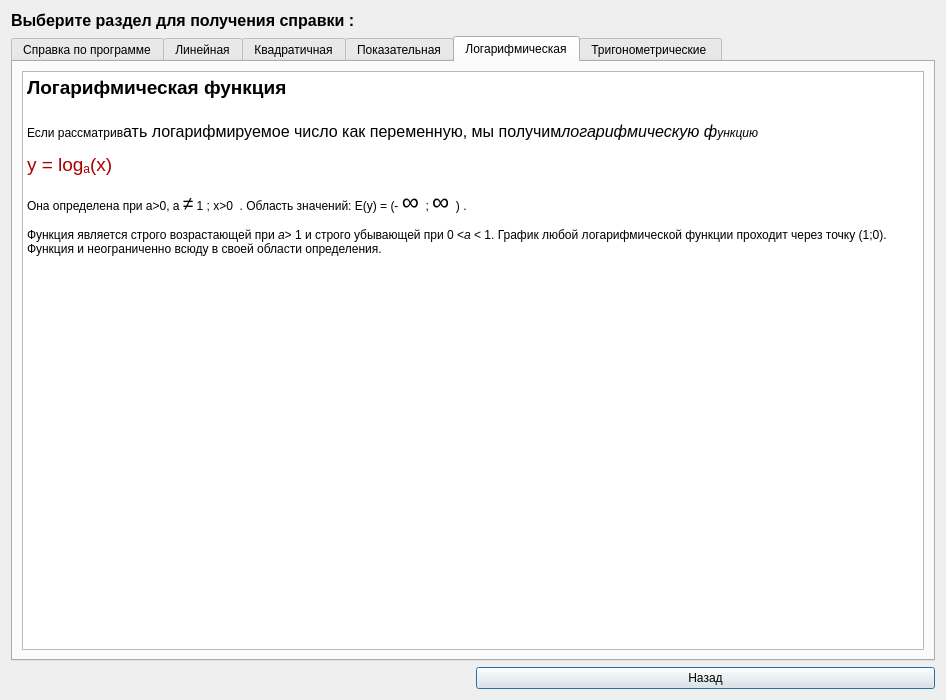
The window that help.ui (spellanser/graphx) describes before a commit, drawn with Qt 5.
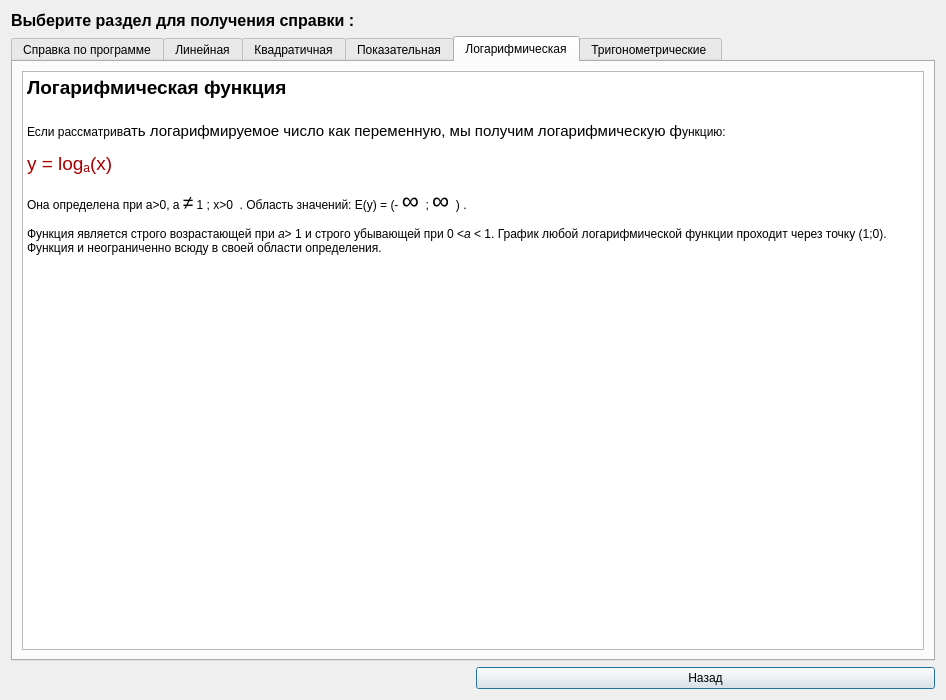
The same window after the commit. The open tabs and pages were chosen to show the change. Icons and pictures are not drawn.

Commit message: edited help menu

What changed in the file:
```diff
--- a/help.ui
+++ b/help.ui
@@ -190,7 +190,7 @@
 &lt;/style&gt;&lt;/head&gt;&lt;body style=&quot; font-family:'Ubuntu'; font-size:11pt; font-weight:400; font-style:normal;&quot;&gt;
 &lt;p style=&quot; margin-top:0px; margin-bottom:0px; margin-left:0px; margin-right:0px; -qt-block-indent:0; text-indent:0px;&quot;&gt;&lt;span style=&quot; font-size:14pt; font-weight:600;&quot;&gt;Логарифмическая функция&lt;/span&gt;&lt;/p&gt;
 &lt;p style=&quot;-qt-paragraph-type:empty; margin-top:0px; margin-bottom:0px; margin-left:0px; margin-right:0px; -qt-block-indent:0; text-indent:0px; font-size:14pt; font-weight:600;&quot;&gt;&lt;/p&gt;
-&lt;p style=&quot; margin-top:0px; margin-bottom:0px; margin-left:0px; margin-right:0px; -qt-block-indent:0; text-indent:0px;&quot;&gt;&lt;span style=&quot; font-family:'sans-serif'; font-size:medium; color:#000000;&quot;&gt;Если рассматрив&lt;/span&gt;&lt;span style=&quot; font-family:'sans-serif'; font-size:12pt; color:#000000;&quot;&gt;ать логарифмируемое число как переменную, мы получим&lt;/span&gt;&lt;span style=&quot; font-family:'sans-serif'; font-size:12pt; font-style:italic; color:#000000;&quot;&gt;логарифмическую ф&lt;/span&gt;&lt;span style=&quot; font-family:'sans-serif'; font-size:medium; font-style:italic; color:#000000;&quot;&gt;ункцию &lt;/span&gt;&lt;/p&gt;
+&lt;p style=&quot; margin-top:0px; margin-bottom:0px; margin-left:0px; margin-right:0px; -qt-block-indent:0; text-indent:0px;&quot;&gt;&lt;span style=&quot; font-family:'sans-serif'; font-size:medium; color:#000000;&quot;&gt;Если рассматрив&lt;/span&gt;&lt;span style=&quot; font-family:'sans-serif'; color:#000000;&quot;&gt;ать логарифмируемое число как переменную, мы получим логарифмическую ф&lt;/span&gt;&lt;span style=&quot; font-family:'sans-serif'; font-size:medium; color:#000000;&quot;&gt;ункцию:&lt;/span&gt;&lt;/p&gt;
 &lt;p style=&quot; margin-top:12px; margin-bottom:12px; margin-left:0px; margin-right:0px; -qt-block-indent:0; text-indent:0px;&quot;&gt;&lt;span style=&quot; font-size:14pt; color:#aa0000;&quot;&gt;y = log&lt;/span&gt;&lt;span style=&quot; font-size:14pt; color:#aa0000; vertical-align:sub;&quot;&gt;a&lt;/span&gt;&lt;span style=&quot; font-size:14pt; color:#aa0000;&quot;&gt;(x)&lt;/span&gt;&lt;/p&gt;
 &lt;p style=&quot; margin-top:12px; margin-bottom:12px; margin-left:0px; margin-right:0px; -qt-block-indent:0; text-indent:0px;&quot;&gt;&lt;span style=&quot; font-family:'sans-serif'; font-size:medium; color:#000000;&quot;&gt;Она определена при a&amp;gt;0, a &lt;/span&gt;&lt;span style=&quot; font-size:14pt; color:#000000;&quot;&gt;≠&lt;/span&gt;&lt;span style=&quot; font-family:'sans-serif'; font-size:medium; color:#000000;&quot;&gt; 1 ; x&amp;gt;0  . Область значений: E(y) = (- &lt;/span&gt;&lt;span style=&quot; font-size:18pt;&quot;&gt;∞ &lt;/span&gt;&lt;span style=&quot; font-family:'sans-serif'; font-size:medium; color:#000000;&quot;&gt;; &lt;/span&gt;&lt;span style=&quot; font-size:18pt;&quot;&gt;∞&lt;/span&gt;&lt;span style=&quot; font-family:'sans-serif'; font-size:18pt; color:#000000;&quot;&gt; &lt;/span&gt;&lt;span style=&quot; font-family:'sans-serif'; font-size:medium; color:#000000;&quot;&gt;) . &lt;/span&gt;&lt;/p&gt;
 &lt;p style=&quot; margin-top:12px; margin-bottom:12px; margin-left:0px; margin-right:0px; -qt-block-indent:0; text-indent:0px;&quot;&gt;&lt;span style=&quot; font-family:'sans-serif'; font-size:medium; color:#000000;&quot;&gt;Функция является строго возрастающей при &lt;/span&gt;&lt;span style=&quot; font-family:'serif'; font-size:medium; font-style:italic; color:#000000;&quot;&gt;a&lt;/span&gt;&lt;span style=&quot; font-family:'serif'; font-size:medium; color:#000000;&quot;&gt;&amp;gt; 1 &lt;/span&gt;&lt;span style=&quot; font-family:'sans-serif'; font-size:medium; color:#000000;&quot;&gt;и строго убывающей при &lt;/span&gt;&lt;span style=&quot; font-family:'serif'; font-size:medium; color:#000000;&quot;&gt;0 &amp;lt;&lt;/span&gt;&lt;span style=&quot; font-family:'serif'; font-size:medium; font-style:italic; color:#000000;&quot;&gt;a &lt;/span&gt;&lt;span style=&quot; font-family:'serif'; font-size:medium; color:#000000;&quot;&gt;&amp;lt; 1&lt;/span&gt;&lt;span style=&quot; font-family:'sans-serif'; font-size:medium; color:#000000;&quot;&gt;. График любой логарифмической функции проходит через точку &lt;/span&gt;&lt;span style=&quot; font-family:'serif'; font-size:medium; color:#000000;&quot;&gt;(1;0)&lt;/span&gt;&lt;span style=&quot; font-family:'sans-serif'; font-size:medium; color:#000000;&quot;&gt;. Функция и неограниченно всюду в своей области определения.&lt;/span&gt;&lt;/p&gt;
```
